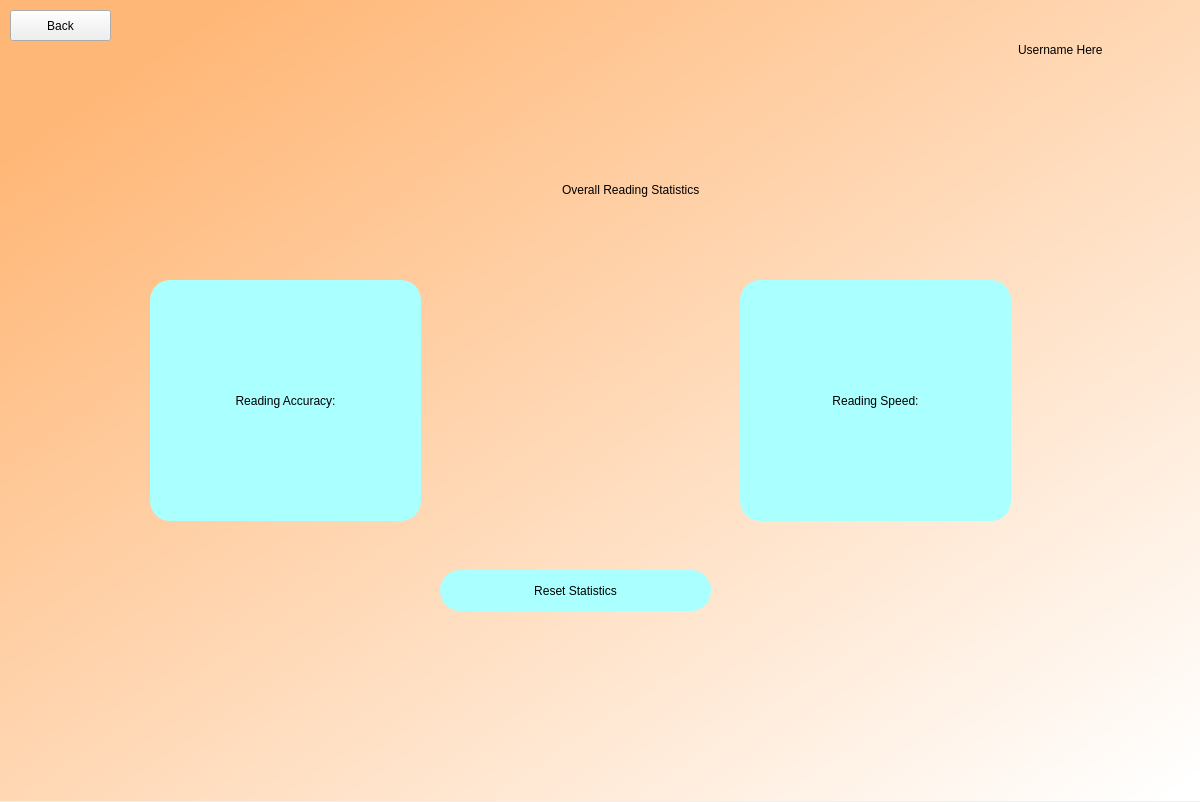
Old version of the form userStats.ui in the repository cnTalon/READ.
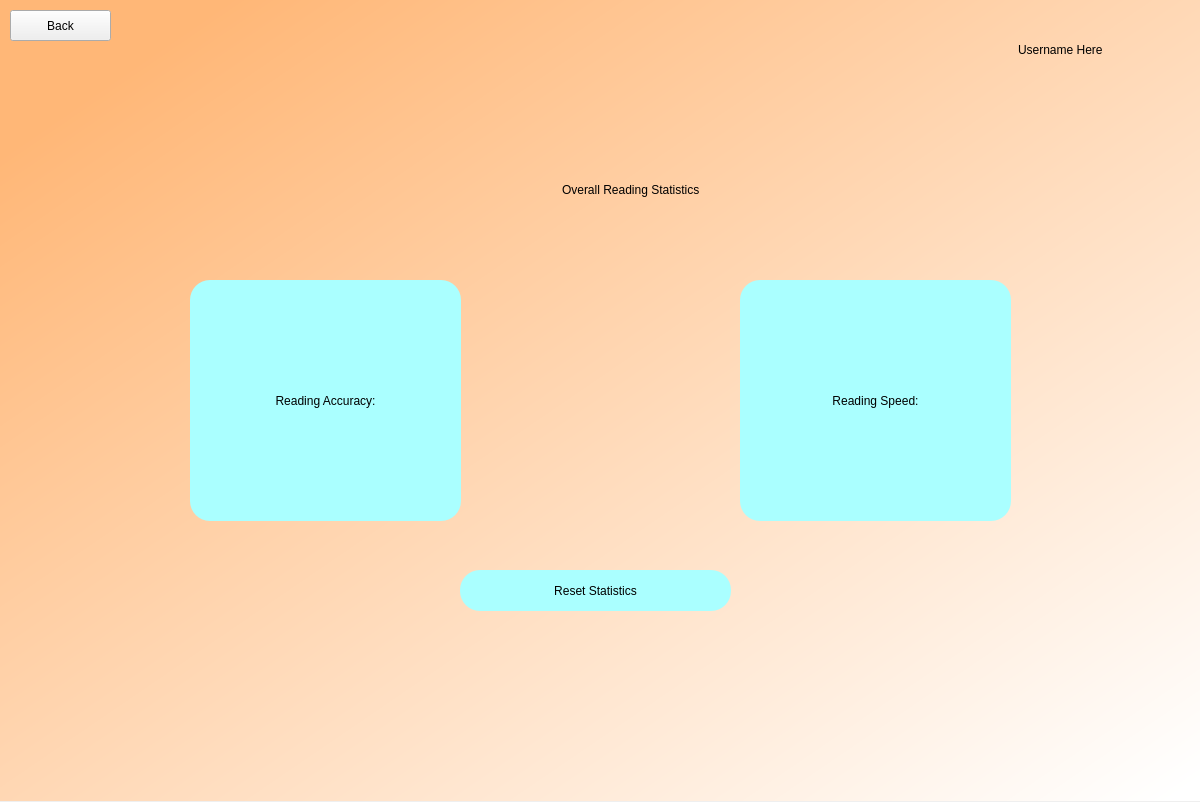
New version of the form.

What changed in the file:
```diff
--- a/userStats.ui
+++ b/userStats.ui
@@ -29,7 +29,7 @@
    <widget class="QPushButton" name="easy">
     <property name="geometry">
      <rect>
-      <x>150</x>
+      <x>190</x>
       <y>280</y>
       <width>271</width>
       <height>241</height>
@@ -81,7 +81,7 @@
    <widget class="QPushButton" name="hard">
     <property name="geometry">
      <rect>
-      <x>440</x>
+      <x>460</x>
       <y>570</y>
       <width>271</width>
       <height>41</height>
```
